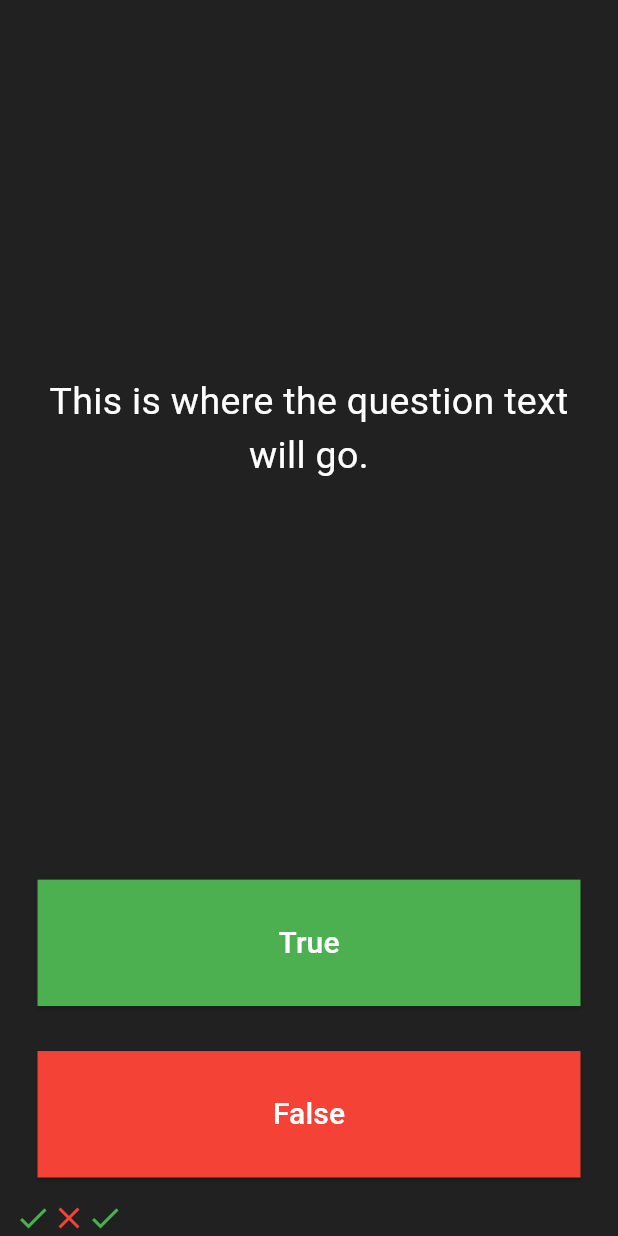
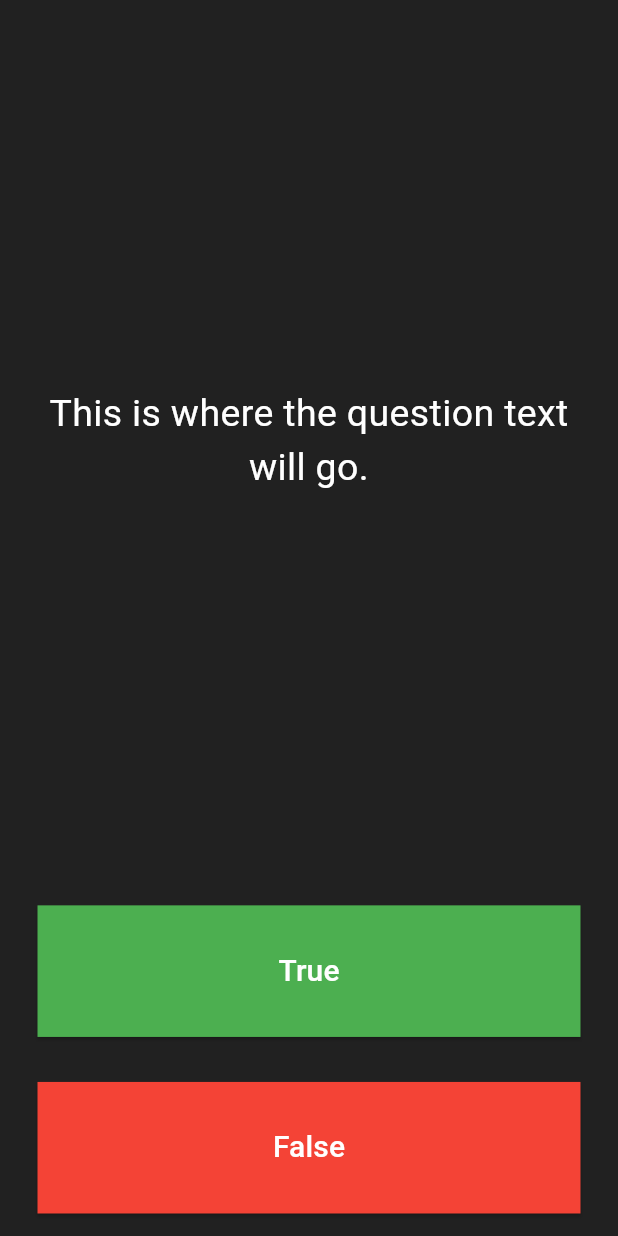
Before and after one commit to adamalcantara/quizzler, a Flutter app: the screen it shows after launch, after a tap on "True", on a phone screen of 412 x 824 dp. Run offline on Flutter 3.47's test engine with Material 3 defaults, Android fonts, the phone set to English and light mode, and no system bars.

Commit message:
Removed code that is not needed

```diff
--- a/lib/main.dart
+++ b/lib/main.dart
@@ -27,16 +27,7 @@ class QuizPage extends StatefulWidget {
 class _QuizPageState extends State<QuizPage> {
 
   // Creating a list (array)
-  List<Icon> scoreKeeper = [
-    Icon(
-      Icons.check,
-      color: Colors.green,
-    ),
-    Icon(
-      Icons.close,
-      color: Colors.red,
-    ),
-  ];
+  List<Icon> scoreKeeper = [];
 
   @override
   Widget build(BuildContext context) {
@@ -81,12 +72,7 @@ class _QuizPageState extends State<QuizPage> {
                 ),
               ),
               onPressed: () {
-                //The user picked true.
-                setState(() {
-                  scoreKeeper.add(
-                    Icon(Icons.check, color: Colors.green),
-                  );
-                });
+                //The user picked true
 
               },
             ),
```
Also changed, not shown: 1 other file.
